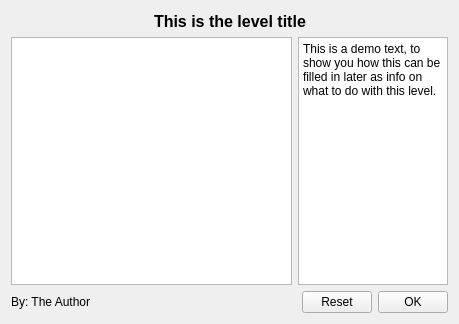
Qt form newgui/view/GameResources.ui (the-butterfly-effect/tbe) before a commit.
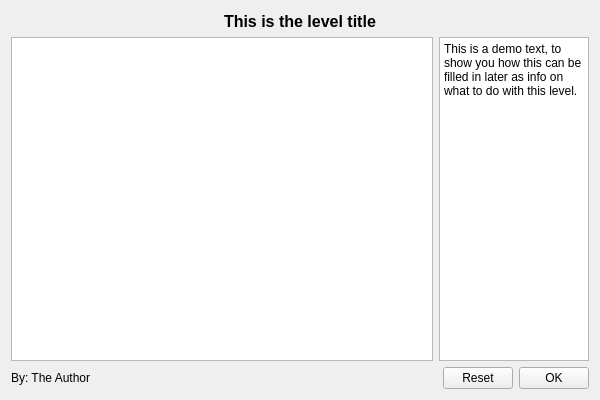
The same form after that commit.

Commit message: Increase size of dialog.

```diff
--- a/newgui/view/GameResources.ui
+++ b/newgui/view/GameResources.ui
@@ -6,8 +6,8 @@
    <rect>
     <x>0</x>
     <y>0</y>
-    <width>459</width>
-    <height>324</height>
+    <width>600</width>
+    <height>400</height>
    </rect>
   </property>
   <property name="windowTitle">
```
